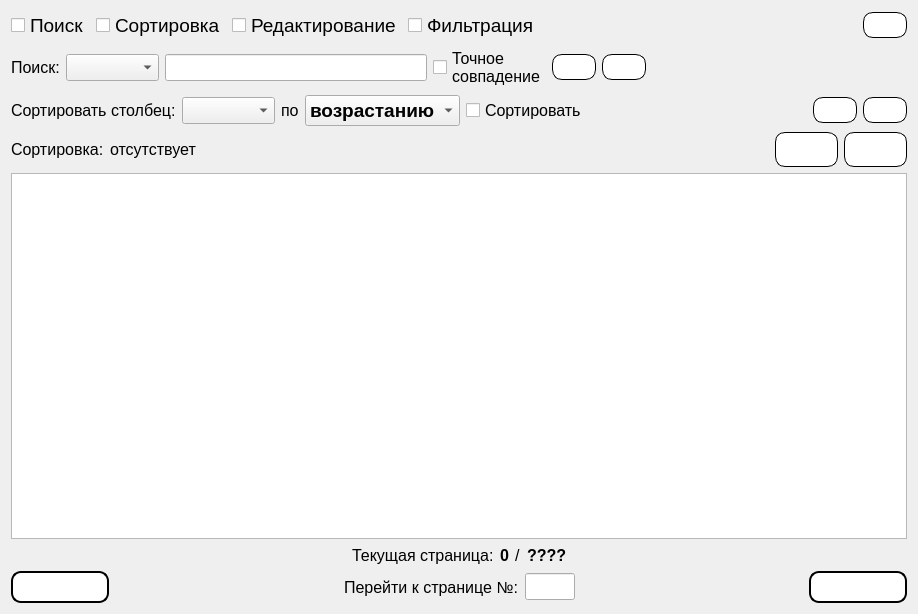
First picture: the form in Gui/TabWidgets/Admin/banlist.ui, repository MyEdit/Casino_Client, before the edit.
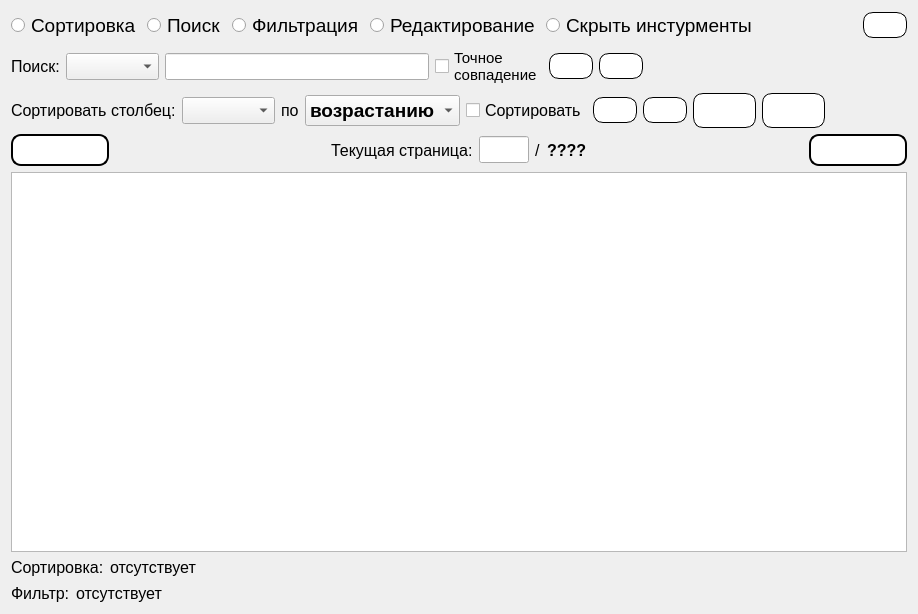
Second picture: the form after the edit. Icons and pictures are not drawn.

The edit to the form file:
```diff
--- a/Gui/TabWidgets/Admin/banlist.ui
+++ b/Gui/TabWidgets/Admin/banlist.ui
@@ -17,20 +17,7 @@
    <item>
     <layout class="QHBoxLayout" name="horizontalLayout_2">
      <item>
-      <widget class="QCheckBox" name="checkBox_Search">
-       <property name="font">
-        <font>
-         <family>Segoe UI</family>
-         <pointsize>14</pointsize>
-        </font>
-       </property>
-       <property name="text">
-        <string>Поиск</string>
-       </property>
-      </widget>
-     </item>
-     <item>
-      <widget class="QCheckBox" name="checkBox_Sorting">
+      <widget class="QRadioButton" name="radioButton_Sorting">
        <property name="font">
         <font>
          <family>Segoe UI</family>
@@ -43,7 +30,7 @@
       </widget>
      </item>
      <item>
-      <widget class="QCheckBox" name="checkBox_Editing">
+      <widget class="QRadioButton" name="radioButton_Search">
        <property name="font">
         <font>
          <family>Segoe UI</family>
@@ -51,12 +38,12 @@
         </font>
        </property>
        <property name="text">
-        <string>Редактирование</string>
+        <string>Поиск</string>
        </property>
       </widget>
      </item>
      <item>
-      <widget class="QCheckBox" name="checkBox_Filtr">
+      <widget class="QRadioButton" name="radioButton_Filtr">
        <property name="font">
         <font>
          <family>Segoe UI</family>
@@ -68,6 +55,32 @@
        </property>
       </widget>
      </item>
+     <item>
+      <widget class="QRadioButton" name="radioButton_Editing">
+       <property name="font">
+        <font>
+         <family>Segoe UI</family>
+         <pointsize>14</pointsize>
+        </font>
+       </property>
+       <property name="text">
+        <string>Редактирование</string>
+       </property>
+      </widget>
+     </item>
+     <item>
+      <widget class="QRadioButton" name="radioButton">
+       <property name="font">
+        <font>
+         <family>Segoe UI</family>
+         <pointsize>14</pointsize>
+        </font>
+       </property>
+       <property name="text">
+        <string>Скрыть инстурменты</string>
+       </property>
+      </widget>
+     </item>
      <item>
       <spacer name="horizontalSpacer_2">
        <property name="orientation">
@@ -160,7 +173,7 @@
        <property name="font">
         <font>
          <family>Segoe UI</family>
-         <pointsize>12</pointsize>
+         <pointsize>11</pointsize>
         </font>
        </property>
        <property name="text">
@@ -341,19 +354,6 @@
        </property>
       </widget>
      </item>
-     <item>
-      <spacer name="horizontalSpacer_13">
-       <property name="orientation">
-        <enum>Qt::Horizontal</enum>
-       </property>
-       <property name="sizeHint" stdset="0">
-        <size>
-         <width>0</width>
-         <height>0</height>
-        </size>
-       </property>
-      </spacer>
-     </item>
      <item>
       <widget class="QPushButton" name="addFilter">
        <property name="styleSheet">
@@ -383,8 +383,8 @@
        </property>
        <property name="iconSize">
         <size>
-         <width>24</width>
-         <height>24</height>
+         <width>32</width>
+         <height>32</height>
         </size>
        </property>
       </widget>
@@ -418,66 +418,11 @@
        </property>
        <property name="iconSize">
         <size>
-         <width>24</width>
-         <height>24</height>
+         <width>32</width>
+         <height>32</height>
         </size>
        </property>
       </widget>
-     </item>
-    </layout>
-   </item>
-   <item>
-    <layout class="QHBoxLayout" name="horizontalLayout">
-     <item>
-      <widget class="QLabel" name="label_7">
-       <property name="sizePolicy">
-        <sizepolicy hsizetype="Fixed" vsizetype="Preferred">
-         <horstretch>0</horstretch>
-         <verstretch>0</verstretch>
-        </sizepolicy>
-       </property>
-       <property name="font">
-        <font>
-         <family>Segoe UI</family>
-         <pointsize>12</pointsize>
-        </font>
-       </property>
-       <property name="text">
-        <string>Сортировка:</string>
-       </property>
-      </widget>
-     </item>
-     <item>
-      <widget class="QLabel" name="labelWhatKindSorting">
-       <property name="sizePolicy">
-        <sizepolicy hsizetype="Fixed" vsizetype="Preferred">
-         <horstretch>0</horstretch>
-         <verstretch>0</verstretch>
-        </sizepolicy>
-       </property>
-       <property name="font">
-        <font>
-         <family>Segoe UI</family>
-         <pointsize>12</pointsize>
-        </font>
-       </property>
-       <property name="text">
-        <string>отсутствует</string>
-       </property>
-      </widget>
-     </item>
-     <item>
-      <spacer name="horizontalSpacer">
-       <property name="orientation">
-        <enum>Qt::Horizontal</enum>
-       </property>
-       <property name="sizeHint" stdset="0">
-        <size>
-         <width>0</width>
-         <height>0</height>
-        </size>
-       </property>
-      </spacer>
      </item>
      <item>
       <widget class="QPushButton" name="editBan">
@@ -559,98 +504,15 @@
        </property>
       </widget>
      </item>
-    </layout>
-   </item>
-   <item>
-    <widget class="QTableView" name="tableView">
-     <property name="font">
-      <font>
-       <family>Segoe UI</family>
-       <pointsize>10</pointsize>
-      </font>
-     </property>
-    </widget>
-   </item>
-   <item>
-    <layout class="QHBoxLayout" name="horizontalLayout_6">
      <item>
-      <spacer name="horizontalSpacer_9">
+      <spacer name="horizontalSpacer_13">
        <property name="orientation">
         <enum>Qt::Horizontal</enum>
        </property>
        <property name="sizeHint" stdset="0">
         <size>
-         <width>40</width>
-         <height>20</height>
-        </size>
-       </property>
-      </spacer>
-     </item>
-     <item>
-      <widget class="QLabel" name="label_4">
-       <property name="font">
-        <font>
-         <family>Segoe UI</family>
-         <pointsize>12</pointsize>
-        </font>
-       </property>
-       <property name="text">
-        <string>Текущая страница:</string>
-       </property>
-      </widget>
-     </item>
-     <item>
-      <widget class="QLabel" name="labelCurrentPage">
-       <property name="font">
-        <font>
-         <family>Segoe UI</family>
-         <pointsize>12</pointsize>
-         <weight>75</weight>
-         <bold>true</bold>
-        </font>
-       </property>
-       <property name="text">
-        <string>0</string>
-       </property>
-      </widget>
-     </item>
-     <item>
-      <widget class="QLabel" name="label_5">
-       <property name="font">
-        <font>
-         <family>Segoe UI</family>
-         <pointsize>12</pointsize>
-        </font>
-       </property>
-       <property name="text">
-        <string>/</string>
-       </property>
-      </widget>
-     </item>
-     <item>
-      <widget class="QLabel" name="labelMaxPage">
-       <property name="font">
-        <font>
-         <family>Segoe UI</family>
-         <pointsize>12</pointsize>
-         <weight>75</weight>
-         <bold>true</bold>
-        </font>
-       </property>
-       <property name="text">
-        <string>????</string>
-       </property>
-      </widget>
-     </item>
-     <item>
-      <spacer name="horizontalSpacer_10">
-       <property name="orientation">
-        <enum>Qt::Horizontal</enum>
-       </property>
-       <property name="sizeHint" stdset="0">
-        <size>
-         <width>40</width>
-         <height>20</height>
+         <width>0</width>
+         <height>0</height>
         </size>
        </property>
       </spacer>
@@ -714,7 +576,7 @@
       </spacer>
      </item>
      <item>
-      <widget class="QLabel" name="label_6">
+      <widget class="QLabel" name="label_4">
        <property name="font">
         <font>
          <family>Segoe UI</family>
@@ -722,7 +584,7 @@
         </font>
        </property>
        <property name="text">
-        <string>Перейти к странице №:</string>
+        <string>Текущая страница:</string>
        </property>
       </widget>
      </item>
@@ -738,7 +600,40 @@
         <font>
          <family>Segoe UI</family>
          <pointsize>12</pointsize>
+         <weight>75</weight>
+         <bold>true</bold>
         </font>
+       </property>
+       <property name="alignment">
+        <set>Qt::AlignRight|Qt::AlignTrailing|Qt::AlignVCenter</set>
+       </property>
+      </widget>
+     </item>
+     <item>
+      <widget class="QLabel" name="label_5">
+       <property name="font">
+        <font>
+         <family>Segoe UI</family>
+         <pointsize>12</pointsize>
+        </font>
+       </property>
+       <property name="text">
+        <string>/</string>
+       </property>
+      </widget>
+     </item>
+     <item>
+      <widget class="QLabel" name="labelMaxPage">
+       <property name="font">
+        <font>
+         <family>Segoe UI</family>
+         <pointsize>12</pointsize>
+         <weight>75</weight>
+         <bold>true</bold>
+        </font>
+       </property>
+       <property name="text">
+        <string>????</string>
        </property>
       </widget>
      </item>
@@ -798,6 +693,114 @@
      </item>
     </layout>
    </item>
+   <item>
+    <widget class="QTableView" name="tableView">
+     <property name="font">
+      <font>
+       <family>Segoe UI</family>
+       <pointsize>10</pointsize>
+      </font>
+     </property>
+    </widget>
+   </item>
+   <item>
+    <layout class="QHBoxLayout" name="horizontalLayout">
+     <item>
+      <widget class="QLabel" name="label_7">
+       <property name="sizePolicy">
+        <sizepolicy hsizetype="Fixed" vsizetype="Preferred">
+         <horstretch>0</horstretch>
+         <verstretch>0</verstretch>
+        </sizepolicy>
+       </property>
+       <property name="font">
+        <font>
+         <family>Segoe UI</family>
+         <pointsize>12</pointsize>
+        </font>
+       </property>
+       <property name="text">
+        <string>Сортировка:</string>
+       </property>
+      </widget>
+     </item>
+     <item>
+      <widget class="QLabel" name="labelWhatKindSorting">
+       <property name="sizePolicy">
+        <sizepolicy hsizetype="Fixed" vsizetype="Preferred">
+         <horstretch>0</horstretch>
+         <verstretch>0</verstretch>
+        </sizepolicy>
+       </property>
+       <property name="font">
+        <font>
+         <family>Segoe UI</family>
+         <pointsize>12</pointsize>
+        </font>
+       </property>
+       <property name="text">
+        <string>отсутствует</string>
+       </property>
+      </widget>
+     </item>
+     <item>
+      <spacer name="horizontalSpacer">
+       <property name="orientation">
+        <enum>Qt::Horizontal</enum>
+       </property>
+       <property name="sizeHint" stdset="0">
+        <size>
+         <width>0</width>
+         <height>0</height>
+        </size>
+       </property>
+      </spacer>
+     </item>
+    </layout>
+   </item>
+   <item>
+    <layout class="QHBoxLayout" name="horizontalLayout_3">
+     <item>
+      <widget class="QLabel" name="label_9">
+       <property name="font">
+        <font>
+         <family>Segoe UI</family>
+         <pointsize>12</pointsize>
+        </font>
+       </property>
+       <property name="text">
+        <string>Фильтр:</string>
+       </property>
+      </widget>
+     </item>
+     <item>
+      <widget class="QLabel" name="labelWhatKindFilter">
+       <property name="font">
+        <font>
+         <family>Segoe UI</family>
+         <pointsize>12</pointsize>
+        </font>
+       </property>
+       <property name="text">
+        <string>отсутствует</string>
+       </property>
+      </widget>
+     </item>
+     <item>
+      <spacer name="horizontalSpacer_3">
+       <property name="orientation">
+        <enum>Qt::Horizontal</enum>
+       </property>
+       <property name="sizeHint" stdset="0">
+        <size>
+         <width>40</width>
+         <height>20</height>
+        </size>
+       </property>
+      </spacer>
+     </item>
+    </layout>
+   </item>
   </layout>
  </widget>
  <resources>
```
Left out of the diff: 2 changed lines with no effect on the pictures.
